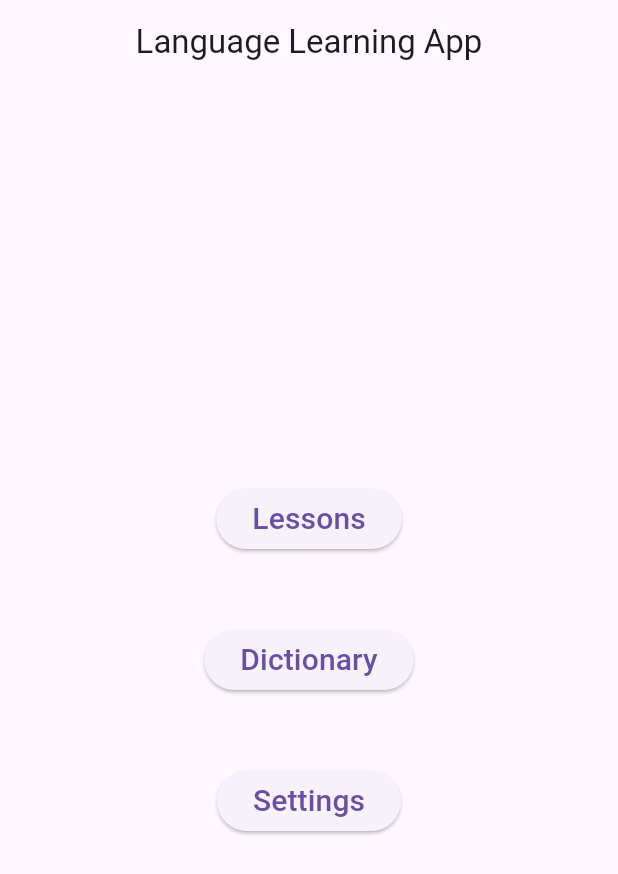
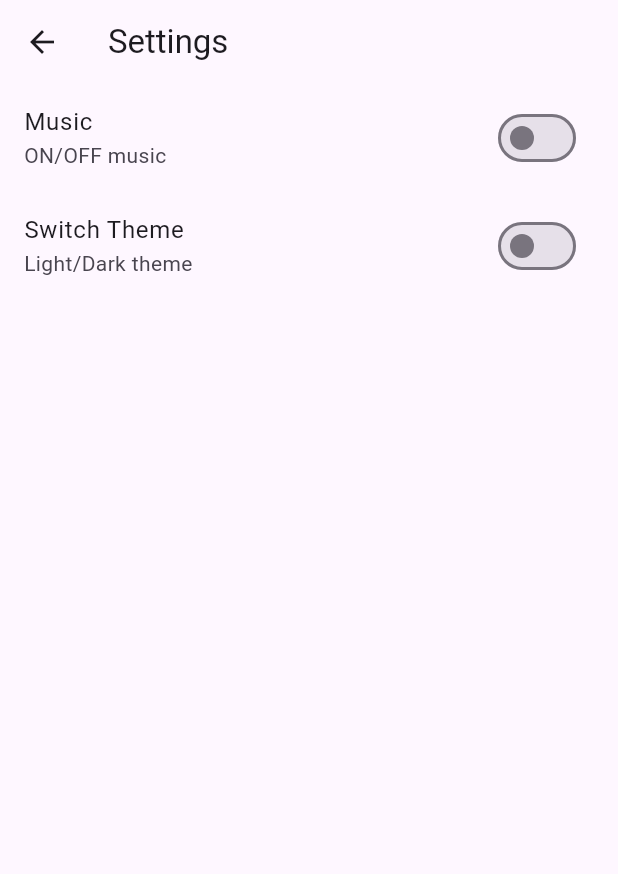
Before and after one commit to detla4796/Detlingo, a Flutter app: the screen it shows after launch, after a tap on "Settings", on a phone screen of 412 x 824 dp. Shown: the top 874 px of the screen. Run offline on Flutter 3.47's test engine with Material 3 defaults, Android fonts, the phone set to English and light mode, and no system bars; our stand-ins replace just_audio, shared_preferences.

Commit message:
Add Settings v0.3

```diff
--- a/lib/main.dart
+++ b/lib/main.dart
@@ -12,6 +12,7 @@ class MainApp extends StatelessWidget {
   Widget build(BuildContext context) {
     return const MaterialApp(
       debugShowCheckedModeBanner: false,
+      title: 'Language Learning App',
       home: MenuScreen(),
     );
   }
--- a/lib/menu.dart
+++ b/lib/menu.dart
@@ -1,4 +1,5 @@
 import 'package:flutter/material.dart';
+import 'package:lessons_app/settings.dart';
 import 'lessons.dart';
 import 'dictionary.dart';
 
@@ -39,6 +40,10 @@ class MenuScreen extends StatelessWidget {
             const SizedBox(height: 16),
             ElevatedButton(
               onPressed: () {
+                Navigator.push(
+                  context,
+                  MaterialPageRoute(builder: (context) => Settings()),
+                );
               },
               child: Text('Settings', style: TextStyle(fontSize: 20)),
             ),
--- a/lib/settings.dart
+++ b/lib/settings.dart
@@ -1 +1,67 @@
 import 'package:flutter/material.dart';
+import 'package:just_audio/just_audio.dart';
+
+class Settings extends StatefulWidget {
+  const Settings({super.key});
+
+  @override
+  State<Settings> createState() => _SettingsState();
+}
+
+class _SettingsState extends State<Settings> {
+  final AudioPlayer audioPlayer = AudioPlayer();
+  bool _isMusicEnabled = false;
+  bool _isDarkThemeEnabled = false;
+
+  @override
+  void initState() {
+    super.initState();
+    playAudio();
+  }
+
+  Future<void> playAudio() async {
+    await audioPlayer.setAsset('audio/rain.mp3');
+  }
+
+  @override
+  Widget build(BuildContext context) {
+    return Theme(
+      data: _isDarkThemeEnabled ? ThemeData.dark() : ThemeData.light(),
+      child: Scaffold(
+        appBar: AppBar(
+          title: Text('Settings'),
+        ),
+        body: Column(
+          children: [
+            SwitchListTile(
+              title: Text('Music'),
+              subtitle: Text('ON/OFF music'),
+              value: _isMusicEnabled,
+              onChanged: (value) {
+                setState(() {
+                  _isMusicEnabled = value;
+                  if (_isMusicEnabled) {
+                    audioPlayer.play();
+                  }
+                  else {
+                    audioPlayer.pause();
+                  }
+                });
+              },
+            ),
+            SwitchListTile(
+              title: Text('Switch Theme'),
+              subtitle: Text('Light/Dark theme'),
+              value: _isDarkThemeEnabled,
+              onChanged: (value) {
+                setState(() {
+                  _isDarkThemeEnabled = value;
+                });
+              },
+            )
+          ],
+        ),
+      ),
+    );
+  }
+}
--- a/pubspec.yaml
+++ b/pubspec.yaml
@@ -9,6 +9,8 @@ environment:
 dependencies:
   flutter:
     sdk: flutter
+  shared_preferences: ^2.5.3
+  just_audio: ^0.10.0
 
 dev_dependencies:
   flutter_test:
@@ -19,3 +21,4 @@ flutter:
   uses-material-design: true
   assets:
     - image/
+    - audio/
```
Also changed, not shown: lib/dictionary.dart (+61 -10 lines), pubspec.lock, 2 other files.
